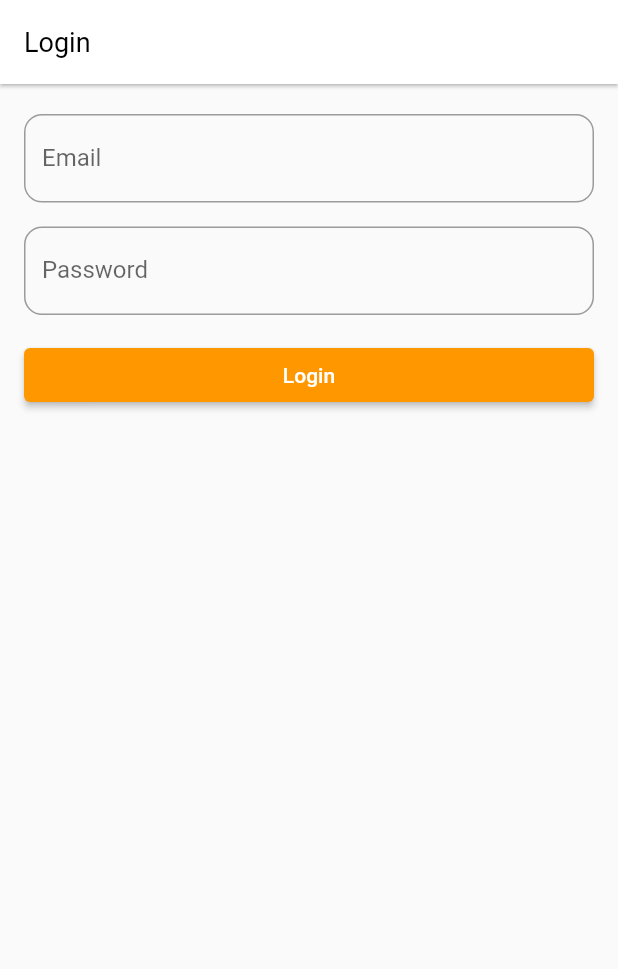
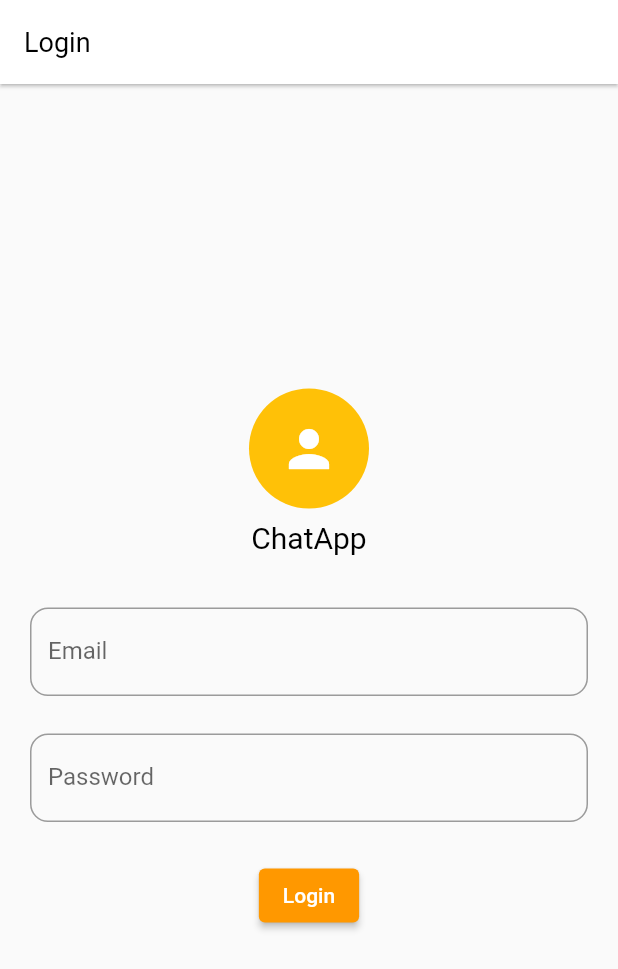
Before and after one commit to hacen27/my_chat_app, a Flutter app: the screen it shows after launch, after a tap on "Register", after a tap on "I already have an account", on a phone screen of 412 x 824 dp. Shown: the top 969 px of the screen. Run offline on Flutter 3.47's test engine with Material 2 defaults, Android fonts, the phone set to English and light mode, and no system bars; our stand-ins replace connectivity_plus, formz, shared_preferences, supabase_flutter, timeago; accounts and stored records are empty; generated files the repository leaves out were written again.

```diff
--- a/lib/app_router.dart
+++ b/lib/app_router.dart
@@ -6,6 +6,7 @@ import 'package:my_chat_app/pages/add_profils.dart';
 import 'package:my_chat_app/pages/chat_page.dart';
 import 'package:my_chat_app/pages/conversations_page.dart';
 import 'package:my_chat_app/pages/coversationdetails.dart';
+import 'package:my_chat_app/pages/home_page.dart';
 import 'package:my_chat_app/pages/profiles_page.dart';
 import 'package:my_chat_app/pages/splash_page.dart';
 
@@ -36,6 +37,8 @@ class AppRouter {
             return const ConversationDetails();
           case AddProfiles.path:
             return const AddProfiles();
+          case HomePage.path:
+            return const HomePage();
 
           default:
             return Scaffold(
--- a/lib/pages/accounts/login_page.dart
+++ b/lib/pages/accounts/login_page.dart
@@ -1,7 +1,6 @@
 import 'package:flutter/material.dart';
 import 'package:my_chat_app/providers/account/login_provider.dart';
 
-import 'package:my_chat_app/utils/constants.dart';
 import 'package:my_chat_app/utils/localizations_helper.dart';
 import 'package:provider/provider.dart';
 
@@ -34,38 +33,70 @@ class _LoginPageState extends State<LoginPage> {
               key: loginPro.formKey,
               child: Localizations.override(
                 context: context,
-                child: ListView(
-                  padding: formPadding,
+                child: Center(
+                  child: SingleChildScrollView(
+                    child: ConstrainedBox(
+                      constraints: const BoxConstraints(maxWidth: 600),
+                      child: Padding(
+                        padding: const EdgeInsets.only(
+                          left: 20,
+                          right: 20,
+                        ),
+                        child: Column(
+                          mainAxisSize: MainAxisSize.min,
                           children: [
+                            const Column(
+                              children: [
+                                CircleAvatar(
+                                  radius: 40,
+                                  backgroundColor: Colors.amber,
+                                  child: Icon(
+                                    Icons.person,
+                                    size: 40,
+                                    color: Colors.white,
+                                  ),
+                                ),
+                                SizedBox(height: 8),
+                                Text(
+                                  'ChatApp',
+                                  style: TextStyle(
+                                    fontSize: 20,
+                                    color: Colors.black,
+                                  ),
+                                ),
+                              ],
+                            ),
+                            const SizedBox(height: 35),
                             TextFormField(
                               controller: loginPro.emailController,
                               decoration: InputDecoration(
-                          labelText:
-                              LocalizationsHelper.msgs(context).emailLabel),
+                                labelText: LocalizationsHelper.msgs(context)
+                                    .emailLabel,
+                              ),
                               keyboardType: TextInputType.emailAddress,
                               validator: (value) => loginPro.state.email
                                   .validator(value ?? '')
                                   ?.text(context),
                             ),
-                    formSpacer,
+                            const SizedBox(
+                                height: 25), // Espacement entre les champs
                             TextFormField(
                               controller: loginPro.passwordController,
                               decoration: InputDecoration(
-                          labelText:
-                              LocalizationsHelper.msgs(context).passwordLabel),
+                                labelText: LocalizationsHelper.msgs(context)
+                                    .passwordLabel,
+                              ),
                               obscureText: true,
                               validator: (value) => loginPro.state.password
                                   .validator(value ?? '')
                                   ?.text(context),
                             ),
-                    formSpacer,
+                            const SizedBox(height: 25),
                             ElevatedButton(
                               onPressed: loginPro.isLoading
                                   ? null
                                   : () async {
-                              loginPro.signIn(
-                                context,
-                              );
+                                      loginPro.signIn(context);
                                     },
                               child: Text(
                                 LocalizationsHelper.msgs(context).loginButton,
@@ -74,6 +105,10 @@ class _LoginPageState extends State<LoginPage> {
                           ],
                         ),
                       ),
+                    ),
+                  ),
+                ),
+              ),
             );
           }),
         ));
--- a/lib/pages/accounts/register_page.dart
+++ b/lib/pages/accounts/register_page.dart
@@ -22,52 +22,11 @@ class RegisterPage extends StatefulWidget {
 }
 
 class _RegisterPageState extends State<RegisterPage> {
-  late LocaleProvider _appLocale;
   final AppValidator validator = AppValidator();
-  late AppLanguage dropdownValue;
+
   late String currentDefaultSystemLocale;
 
   int selectedLangIndex = 0;
-  @override
-  void initState() {
-    super.initState();
-    dropdownValue = AppLanguage.languages().first;
-  }
-
-  @override
-  void didChangeDependencies() {
-    super.didChangeDependencies();
-    _appLocale = Provider.of<LocaleProvider>(context);
-    getLocale().then((locale) {
-      _appLocale.changeLocale(Locale(locale.languageCode));
-      dropdownValue = AppLanguage.languages()
-          .firstWhere((element) => element.languageCode == locale.languageCode);
-      _setFlag();
-    });
-  }
-
-  void _setFlag() {
-    currentDefaultSystemLocale = _appLocale.locale.languageCode.split('_')[0];
-    setState(() {
-      selectedLangIndex = _getLangIndex(currentDefaultSystemLocale);
-    });
-  }
-
-  int _getLangIndex(String currentDefaultSystemLocale) {
-    int langIndex = 0;
-    switch (currentDefaultSystemLocale) {
-      case 'en':
-        langIndex = 0;
-        break;
-      case 'fr':
-        langIndex = 1;
-        break;
-      case 'ar':
-        langIndex = 2;
-        break;
-    }
-    return langIndex;
-  }
 
   @override
   Widget build(BuildContext context) {
@@ -76,9 +35,6 @@ class _RegisterPageState extends State<RegisterPage> {
       child: Scaffold(
         appBar: AppBar(
           title: Text(LocalizationsHelper.msgs(context).registerButton),
-          actions: [
-            buildLanguageDropdown(),
-          ],
         ),
         body: Consumer<RegisterProvider?>(builder: (context, regisPro, child) {
           if (regisPro == null) {
@@ -86,84 +42,97 @@ class _RegisterPageState extends State<RegisterPage> {
           }
           return Form(
             key: regisPro.formKey,
-            child: ListView(
-              padding: formPadding,
+            child: Localizations.override(
+              context: context,
+              child: Center(
+                child: SingleChildScrollView(
+                  child: ConstrainedBox(
+                    constraints: const BoxConstraints(maxWidth: 600),
+                    child: Padding(
+                      padding: const EdgeInsets.all(20.0),
+                      child: Column(
+                        mainAxisSize: MainAxisSize.min,
                         children: [
+                          const Column(
+                            children: [
+                              CircleAvatar(
+                                radius: 40,
+                                backgroundColor: Colors.amber,
+                                child: Icon(
+                                  Icons.person,
+                                  size: 40,
+                                  color: Colors.white,
+                                ),
+                              ),
+                              SizedBox(height: 8),
+                              Text(
+                                'ChatApp',
+                                style: TextStyle(
+                                  fontSize: 20,
+                                  color: Colors.black,
+                                ),
+                              ),
+                            ],
+                          ),
+                          const SizedBox(height: 35),
                           TextFormField(
                             controller: regisPro.emailController,
                             decoration: InputDecoration(
-                    label: Text(LocalizationsHelper.msgs(context).emailLabel),
+                              label: Text(
+                                  LocalizationsHelper.msgs(context).emailLabel),
                             ),
                             validator: (val) => validator.email(val, context),
                             keyboardType: TextInputType.emailAddress,
                           ),
-                formSpacer,
+                          const SizedBox(
+                              height: 20), // Espacement entre les champs
                           TextFormField(
                             controller: regisPro.passwordController,
                             obscureText: true,
                             decoration: InputDecoration(
-                      label:
-                          Text(LocalizationsHelper.msgs(context).passwordLabel),
+                              label: Text(LocalizationsHelper.msgs(context)
+                                  .passwordLabel),
                             ),
-                    validator: (val) => validator.password(val, context)),
-                formSpacer,
+                            validator: (val) =>
+                                validator.password(val, context),
+                          ),
+                          const SizedBox(height: 20),
                           TextFormField(
                             controller: regisPro.usernameController,
                             decoration: InputDecoration(
-                      label:
-                          Text(LocalizationsHelper.msgs(context).usernameLabel),
+                              label: Text(LocalizationsHelper.msgs(context)
+                                  .usernameLabel),
                             ),
-                    validator: (val) => validator.username(val, context)),
-                formSpacer,
+                            validator: (val) =>
+                                validator.username(val, context),
+                          ),
+                          const SizedBox(height: 20),
                           ElevatedButton(
                             onPressed: () async {
-                    regisPro.signUp(
-                      context,
-                    );
+                              regisPro.signUp(context);
                             },
-                  child: Text(LocalizationsHelper.msgs(context).registerButton),
+                            child: Text(LocalizationsHelper.msgs(context)
+                                .registerButton),
                           ),
-                formSpacer,
+                          const SizedBox(height: 20),
                           TextButton(
                             onPressed: () {
                               Navigator.pushNamedAndRemoveUntil(
                                   context, LoginPage.path, (route) => false);
                             },
-                  child: Text(
-                      LocalizationsHelper.msgs(context).alreadyHaveAccount),
-                )
+                            child: Text(LocalizationsHelper.msgs(context)
+                                .alreadyHaveAccount),
+                          ),
                         ],
+                      ),
+                    ),
+                  ),
+                ),
+              ),
             ),
           );
         }),
       ),
     );
   }
-
-  Widget buildLanguageDropdown() {
-    return Center(
-      child: DropdownButton<AppLanguage>(
-        value: dropdownValue,
-        iconSize: 40,
-        style: const TextStyle(fontSize: 20),
-        onChanged: (AppLanguage? language) {
-          dropdownValue = language!;
-          _appLocale.changeLocale(Locale(language.languageCode));
-          _setFlag();
-          setLocale(language.languageCode);
-        },
-        items: AppLanguage.languages()
-            .map<DropdownMenuItem<AppLanguage>>(
-              (e) => DropdownMenuItem<AppLanguage>(
-                value: e,
-                child: Text(
-                  e.name,
-                  style: const TextStyle(color: Colors.black),
-                ),
-              ),
-            )
-            .toList(),
-      ),
-    );
 }
-}
--- a/lib/pages/splash_page.dart
+++ b/lib/pages/splash_page.dart
@@ -1,6 +1,7 @@
 import 'package:flutter/material.dart';
 import 'package:my_chat_app/pages/conversations_page.dart';
 import 'package:my_chat_app/pages/accounts/register_page.dart';
+import 'package:my_chat_app/pages/home_page.dart';
 import 'package:my_chat_app/utils/constants.dart';
 
 import 'package:my_chat_app/utils/supabase_constants.dart';
@@ -27,8 +28,10 @@ class SplashPageState extends State<SplashPage> {
         Navigator.pushNamedAndRemoveUntil(
             context, RegisterPage.path, (route) => false);
       } else {
+        // Navigator.pushNamedAndRemoveUntil(
+        //     context, ConversationsPage.path, (route) => false);
         Navigator.pushNamedAndRemoveUntil(
-            context, ConversationsPage.path, (route) => false);
+            context, HomePage.path, (route) => false);
       }
     } catch (e) {
       print('Error during redirection: $e');
```
Also changed, not shown: lib/main.dart (+0 -8 lines), lib/pages/chat_page.dart (+0 -11 lines), lib/pages/home_page.dart (added, +93 -0 lines), lib/pages/profiles_page.dart (+7 -4 lines), lib/pages/widgets/settings_widget.dart (added, +110 -0 lines). Lines whose indentation alone changed are shown as unchanged.
